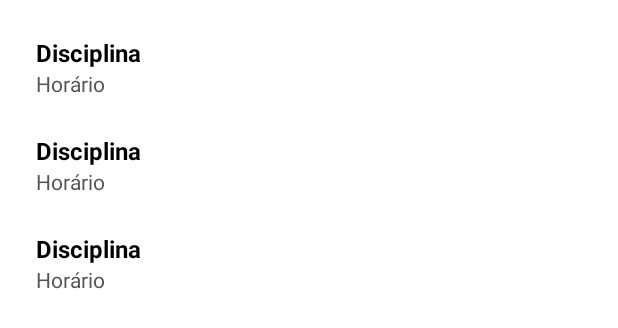
After one commit to Malu404/FENO_equipe-F, an Android app built with Jetpack Compose: the layout fragment_item_list.xml on its own in the app's theme, with its tools: preview values and no code run, on a phone screen of 412 x 824 dp. The commit adds this screen. Shown: the top 328 px of the screen. Run offline under Robolectric (Android 15) with nearby library versions, the light colour scheme and no system bars.

```diff
--- a/frontend/app/build.gradle.kts
+++ b/frontend/app/build.gradle.kts
@@ -65,6 +65,8 @@ dependencies {
     implementation(libs.converter.gson)
     implementation(libs.androidx.datastore.preferences)
     implementation(libs.kotlinx.coroutines.core)
+    implementation(libs.androidx.legacy.support.v4)
+    implementation(libs.androidx.recyclerview)
 
     testImplementation(libs.junit)
     androidTestImplementation(libs.androidx.junit)
--- a/frontend/app/src/main/java/com/example/fenoapp/network/ApiService.kt
+++ b/frontend/app/src/main/java/com/example/fenoapp/network/ApiService.kt
@@ -5,6 +5,7 @@ import com.example.fenoapp.model.Disciplina
 import com.example.fenoapp.model.DisciplinaResponse
 import com.example.fenoapp.model.LoginRequest
 import com.example.fenoapp.model.LoginResponse
+import com.example.fenoapp.model.Monitoria
 import com.example.fenoapp.model.MonitoriaRequest
 import com.example.fenoapp.model.MonitoriaResponse
 import com.example.fenoapp.model.RegisterRequest
@@ -34,6 +35,11 @@ interface ApiService {
     ): Response<Any>
 
     @GET("monitorias")
+    suspend fun getTodasMonitorias(
+        @Header("Authorization") token: String
+    ): List<Monitoria>
+
+    @GET("monitorias")
     suspend fun obterMonitoriasPorData(
         @Header("Authorization") token: String,
         @Query("data") data: String
--- a/frontend/app/src/main/java/com/example/fenoapp/network/RetrofitClient.kt
+++ b/frontend/app/src/main/java/com/example/fenoapp/network/RetrofitClient.kt
@@ -6,7 +6,7 @@ import retrofit2.Retrofit
 import retrofit2.converter.gson.GsonConverterFactory
 
 object RetrofitClient {
-    private const val BASE_URL = "http://ec2-54-94-63-191.sa-east-1.compute.amazonaws.com:4000/"
+    private const val BASE_URL = "http://56.124.118.195:4000/"
     val retrofit: Retrofit by lazy {
         Retrofit.Builder()
             .baseUrl(BASE_URL)
--- /dev/null
+++ b/frontend/app/src/main/res/drawable/outline_breaking_news_24.xml
@@ -0,0 +1,5 @@
+<vector xmlns:android="http://schemas.android.com/apk/res/android" android:height="24dp" android:tint="#000000" android:viewportHeight="960" android:viewportWidth="960" android:width="24dp">
+
+    <path android:fillColor="@android:color/white" android:pathData="M280,680Q297,680 308.5,668.5Q320,657 320,640Q320,623 308.5,611.5Q297,600 280,600Q263,600 251.5,611.5Q240,623 240,640Q240,657 251.5,668.5Q263,680 280,680ZM240,520L320,520L320,280L240,280L240,520ZM440,680L720,680L720,600L440,600L440,680ZM440,520L720,520L720,440L440,440L440,520ZM440,360L720,360L720,280L440,280L440,360ZM160,840Q127,840 103.5,816.5Q80,793 80,760L80,200Q80,167 103.5,143.5Q127,120 160,120L800,120Q833,120 856.5,143.5Q880,167 880,200L880,760Q880,793 856.5,816.5Q833,840 800,840L160,840ZM160,760L800,760Q800,760 800,760Q800,760 800,760L800,200Q800,200 800,200Q800,200 800,200L160,200Q160,200 160,200Q160,200 160,200L160,760Q160,760 160,760Q160,760 160,760ZM160,760L160,760Q160,760 160,760Q160,760 160,760L160,200Q160,200 160,200Q160,200 160,200L160,200Q160,200 160,200Q160,200 160,200L160,760Q160,760 160,760Q160,760 160,760Z"/>
+
+</vector>
--- /dev/null
+++ b/frontend/app/src/main/res/layout/fragment_item.xml
@@ -0,0 +1,24 @@
+<LinearLayout
+    xmlns:android="http://schemas.android.com/apk/res/android"
+    android:layout_width="match_parent"
+    android:layout_height="wrap_content"
+    android:orientation="vertical"
+    android:padding="12dp">
+
+    <TextView
+        android:id="@+id/itemNumber"
+        android:layout_width="match_parent"
+        android:layout_height="wrap_content"
+        android:text="Disciplina"
+        android:textStyle="bold"
+        android:textSize="16sp"
+        android:textColor="#000000" />
+
+    <TextView
+        android:id="@+id/content"
+        android:layout_width="match_parent"
+        android:layout_height="wrap_content"
+        android:text="Horário"
+        android:textSize="14sp"
+        android:textColor="#555555" />
+</LinearLayout>
--- /dev/null
+++ b/frontend/app/src/main/res/layout/fragment_item_list.xml
@@ -0,0 +1,23 @@
+<?xml version="1.0" encoding="utf-8"?>
+<androidx.constraintlayout.widget.ConstraintLayout
+    xmlns:android="http://schemas.android.com/apk/res/android"
+    xmlns:app="http://schemas.android.com/apk/res-auto"
+    xmlns:tools="http://schemas.android.com/tools"
+    android:id="@+id/container"
+    android:layout_width="match_parent"
+    android:layout_height="match_parent"
+    tools:context=".ItemFragment">
+
+    <androidx.recyclerview.widget.RecyclerView
+        android:id="@+id/list"
+        android:layout_width="0dp"
+        android:layout_height="0dp"
+        android:clipToPadding="false"
+        android:padding="12dp"
+        app:layoutManager="LinearLayoutManager"
+        app:layout_constraintTop_toTopOf="parent"
+        app:layout_constraintBottom_toBottomOf="parent"
+        app:layout_constraintStart_toStartOf="parent"
+        app:layout_constraintEnd_toEndOf="parent"
+        tools:listitem="@layout/fragment_item" />
+</androidx.constraintlayout.widget.ConstraintLayout>
--- a/frontend/app/src/main/res/menu/bottom_nav_menu.xml
+++ b/frontend/app/src/main/res/menu/bottom_nav_menu.xml
@@ -26,4 +26,8 @@
         android:icon="@drawable/baseline_app_soliciacao_24"
         android:title="Monitoria" />
 
+    <item
+        android:id="@+id/navigation_monitoria_lista"
+        android:icon="@drawable/outline_breaking_news_24"
+        android:title="Minhas Monitorias" />
 </menu>
--- a/frontend/app/src/main/res/navigation/mobile_navigation.xml
+++ b/frontend/app/src/main/res/navigation/mobile_navigation.xml
@@ -23,6 +23,11 @@
         android:label="@string/title_notifications"
         tools:layout="@layout/fragment_notifications" />
 
+    <fragment
+        android:id="@+id/navigation_monitoria_lista"
+        android:name="com.example.fenoapp.ItemFragment"
+        android:label="Lista de Monitorias"
+        tools:layout="@layout/fragment_item_list" />
 
     <fragment
         android:id="@+id/navigation_calendar"
--- a/frontend/app/src/main/res/xml/network_security_config.xml
+++ b/frontend/app/src/main/res/xml/network_security_config.xml
@@ -1,6 +1,6 @@
 <?xml version="1.0" encoding="utf-8"?>
 <network-security-config>
     <domain-config cleartextTrafficPermitted="true">
-        <domain includeSubdomains="true">ec2-54-94-63-191.sa-east-1.compute.amazonaws.com</domain>
+        <domain includeSubdomains="true">56.124.118.195</domain>
     </domain-config>
 </network-security-config>
--- a/frontend/gradle/libs.versions.toml
+++ b/frontend/gradle/libs.versions.toml
@@ -21,6 +21,8 @@ navigationFragmentKtx = "2.6.0"
 navigationUiKtx = "2.6.0"
 calendarCompose = "2.0.3"
 retrofit = "3.0.0"
+legacySupportV4 = "1.0.0"
+recyclerview = "1.4.0"
 
 [libraries]
 androidx-core-ktx = { group = "androidx.core", name = "core-ktx", version.ref = "coreKtx" }
@@ -50,6 +52,8 @@ androidx-navigation-fragment-ktx = { group = "androidx.navigation", name = "navi
 androidx-navigation-ui-ktx = { group = "androidx.navigation", name = "navigation-ui-ktx", version.ref = "navigationUiKtx" }
 calendarviewcompose = { group = "com.kizitonwose.calendar", name = "compose", version.ref = "calendarCompose" }
 retrofit = { module = "com.squareup.retrofit2:retrofit", version.ref = "retrofit" }
+androidx-legacy-support-v4 = { group = "androidx.legacy", name = "legacy-support-v4", version.ref = "legacySupportV4" }
+androidx-recyclerview = { group = "androidx.recyclerview", name = "recyclerview", version.ref = "recyclerview" }
 [plugins]
 android-application = { id = "com.android.application", version.ref = "agp" }
 kotlin-android = { id = "org.jetbrains.kotlin.android", version.ref = "kotlin" }
```
Also changed, not shown: frontend/app/src/main/java/com/example/fenoapp/ItemFragment.kt (added, +82 -0 lines), frontend/app/src/main/java/com/example/fenoapp/MyItemRecyclerViewAdapter.kt (added, +41 -0 lines), frontend/app/src/main/java/com/example/fenoapp/placeholder/PlaceholderContent.kt (added, +57 -0 lines).
